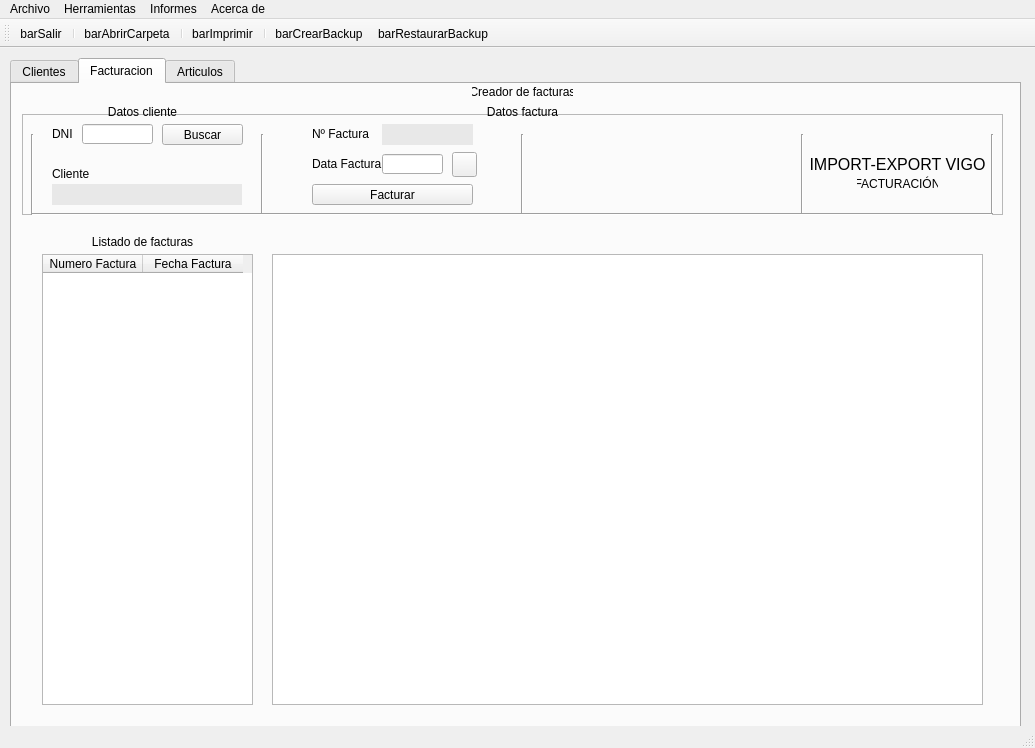
Qt form window.ui (PanicoEstaCogido123/lagopaz) before a commit.
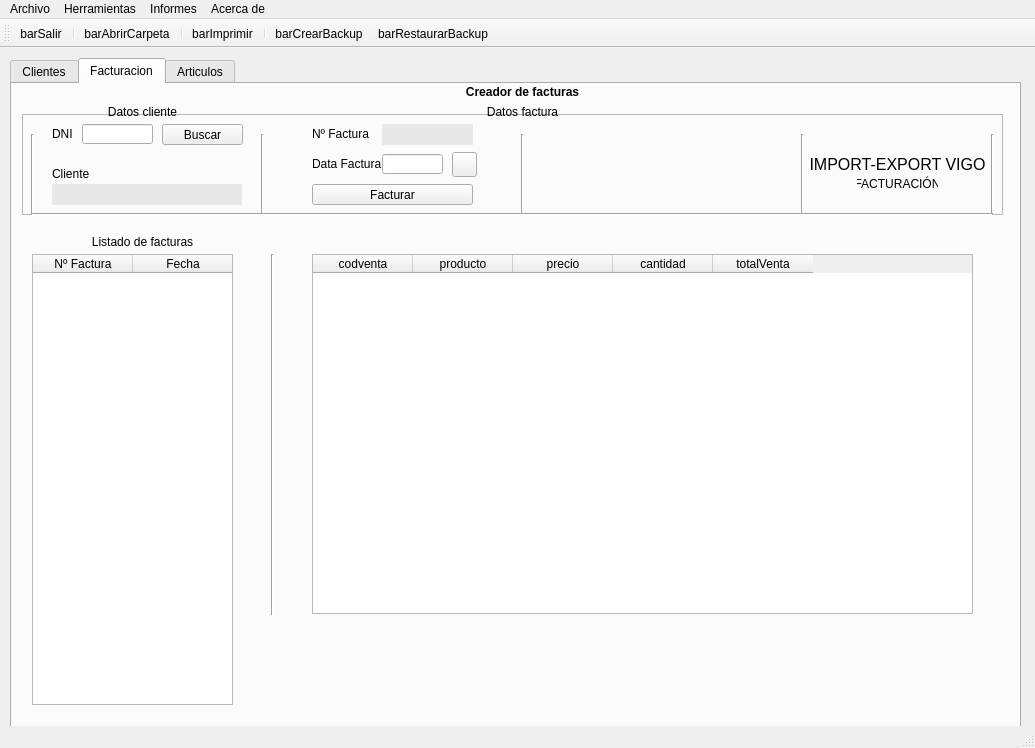
The same form after that commit. Icons and pictures are not drawn.

What changed in the file:
```diff
--- a/window.ui
+++ b/window.ui
@@ -1242,20 +1242,29 @@
      <widget class="QTableWidget" name="tabClientesFacturas">
       <property name="geometry">
        <rect>
-        <x>30</x>
+        <x>20</x>
         <y>170</y>
-        <width>211</width>
+        <width>201</width>
         <height>451</height>
        </rect>
       </property>
+      <property name="horizontalScrollBarPolicy">
+       <enum>Qt::ScrollBarAlwaysOff</enum>
+      </property>
+      <property name="horizontalScrollMode">
+       <enum>QAbstractItemView::ScrollPerItem</enum>
+      </property>
+      <attribute name="verticalHeaderVisible">
+       <bool>false</bool>
+      </attribute>
       <column>
        <property name="text">
-        <string>Numero Factura</string>
+        <string>Nº Factura</string>
        </property>
       </column>
       <column>
        <property name="text">
-        <string>Fecha Factura</string>
+        <string>Fecha</string>
        </property>
       </column>
      </widget>
@@ -1294,12 +1303,18 @@
      <widget class="QLabel" name="label_14">
       <property name="geometry">
        <rect>
-        <x>460</x>
+        <x>450</x>
         <y>0</y>
-        <width>101</width>
+        <width>121</width>
         <height>16</height>
        </rect>
       </property>
+      <property name="font">
+       <font>
+        <weight>75</weight>
+        <bold>true</bold>
+       </font>
+      </property>
       <property name="text">
        <string>Creador de facturas</string>
       </property>
@@ -1326,11 +1341,64 @@
      <widget class="QTableWidget" name="tabClientesFacturas_2">
       <property name="geometry">
        <rect>
-        <x>260</x>
+        <x>300</x>
         <y>170</y>
-        <width>711</width>
-        <height>451</height>
+        <width>661</width>
+        <height>360</height>
        </rect>
+      </property>
+      <property name="minimumSize">
+       <size>
+        <width>660</width>
+        <height>360</height>
+       </size>
+      </property>
+      <property name="font">
+       <font>
+        <weight>50</weight>
+        <bold>false</bold>
+       </font>
+      </property>
+      <property name="alternatingRowColors">
+       <bool>true</bool>
+      </property>
+      <column>
+       <property name="text">
+        <string>codventa</string>
+       </property>
+      </column>
+      <column>
+       <property name="text">
+        <string>producto</string>
+       </property>
+      </column>
+      <column>
+       <property name="text">
+        <string>precio</string>
+       </property>
+      </column>
+      <column>
+       <property name="text">
+        <string>cantidad</string>
+       </property>
+      </column>
+      <column>
+       <property name="text">
+        <string>totalVenta</string>
+       </property>
+      </column>
+     </widget>
+     <widget class="Line" name="line_9">
+      <property name="geometry">
+       <rect>
+        <x>250</x>
+        <y>170</y>
+        <width>20</width>
+        <height>361</height>
+       </rect>
+      </property>
+      <property name="orientation">
+       <enum>Qt::Vertical</enum>
       </property>
      </widget>
     </widget>
```
Left out of the diff: 14 changed lines with no effect on the pictures.
